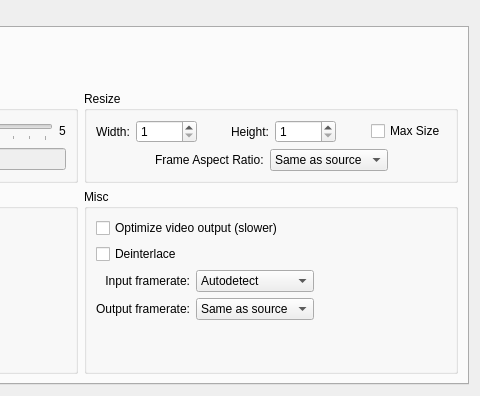
Above: dialog.ui from an146/qtheorafrontend before the change; both pictures show x 318 to 798 and y 185 to 581 of the 798 by 581 pixel window. Below: the same form after it.
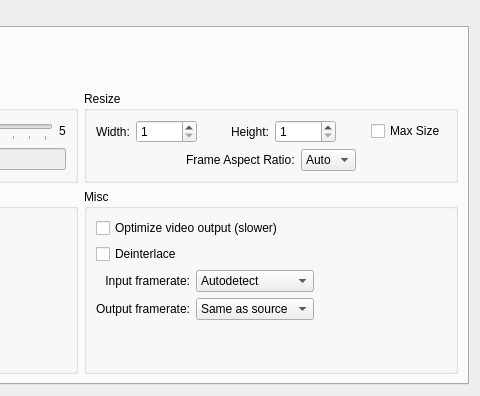
That is the form after the change. Icons and pictures are not drawn. Custom widgets are drawn as their Qt base class.

Patch:
```diff
--- a/dialog.ui
+++ b/dialog.ui
@@ -900,7 +900,7 @@
                <widget class="QComboBox" name="video_frame_aspect_ratio">
                 <item>
                  <property name="text">
-                  <string>Same as source</string>
+                  <string>Auto</string>
                  </property>
                 </item>
                 <item>
```
